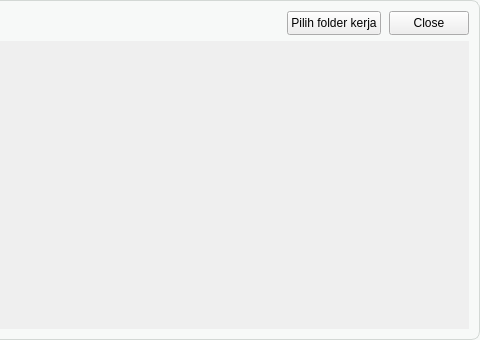
The window that SwimlaneWidget.ui (bondanocho123/lassomoir) describes before a commit, drawn with Qt 5; both pictures show x 420 to 900 and y 0 to 340 of the 900 by 340 pixel window.
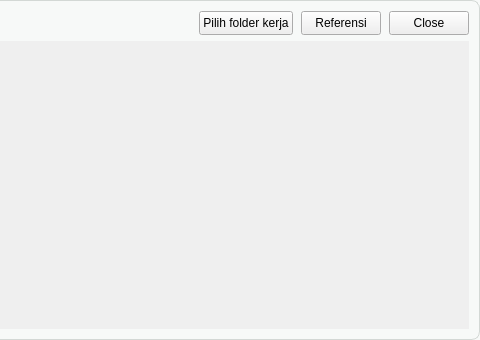
The same window after the commit.

Commit message: Tambah lampiran foto/dokumen di prompt task dan folder referensi project

The edit to the form file:
```diff
--- a/SwimlaneWidget.ui
+++ b/SwimlaneWidget.ui
@@ -90,6 +90,22 @@
        </property>
       </widget>
      </item>
+     <item>
+      <widget class="QPushButton" name="btnReferenceDirs">
+       <property name="minimumSize">
+        <size>
+         <width>75</width>
+         <height>24</height>
+        </size>
+       </property>
+       <property name="cursor">
+        <cursorShape>PointingHandCursor</cursorShape>
+       </property>
+       <property name="text">
+        <string>Referensi</string>
+       </property>
+      </widget>
+     </item>
      <item>
       <widget class="QPushButton" name="btnClose">
        <property name="minimumSize">
```
The commit also changes 50 other files.
